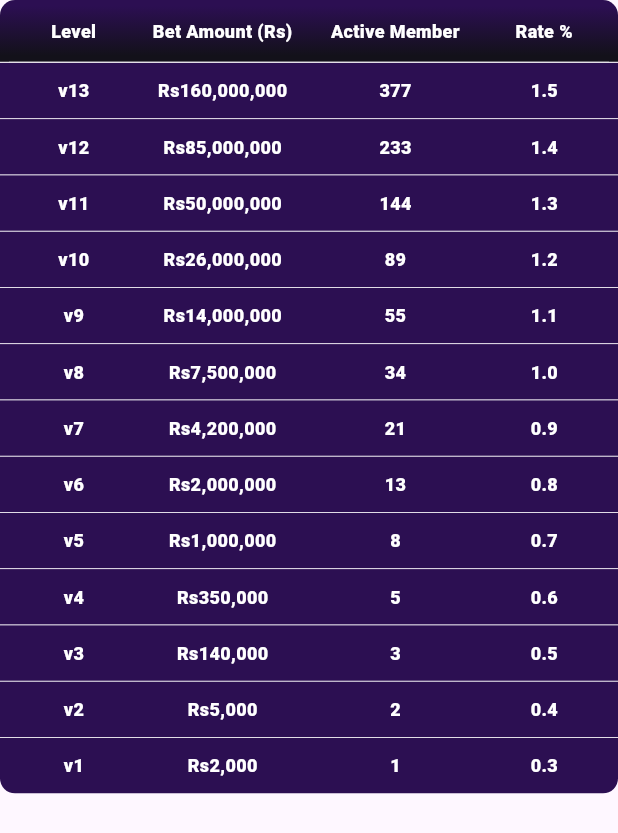
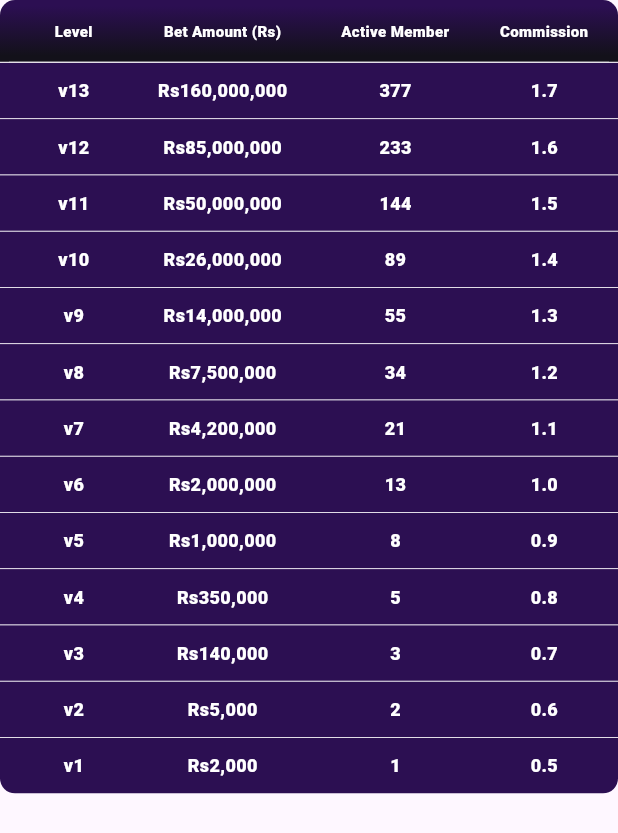
Before and after one commit to SuryavanshiAman/winspkr, a Flutter app: the AboutList widget shown alone on an empty page, opened directly, on a phone screen of 412 x 824 dp. Shown: the top 833 px of the screen. Run offline on Flutter 3.47's test engine with Material 3 defaults, Android fonts, the phone set to English and light mode, and no system bars; our stand-ins replace another_flushbar, carousel_slider, dio, file_picker, fluttertoast, image_picker and 6 more; missing offline and left inert: add_to_cart_animation, flame, flame_forge2d, flutter_flip_card, install_plugin; accounts and stored records are empty; network calls fail.

Commit message:
4 commit

```diff
--- a/lib/view/deposit/widgets/deposit.dart
+++ b/lib/view/deposit/widgets/deposit.dart
@@ -30,7 +30,8 @@ class _DepositState extends State<Deposit> {
   TextEditingController usdtRupeeCon = TextEditingController();
   List<int> amountList = [ 300, 500, 1000, 2000, 3000, 5000, 10000, 20000,50000];
   List<String> rechargeInstruction = [
-    'Minimum deposit: 10USDT , deposits less than 10USDT  will not be credited',
+    'You will get on First deposit 10% bonus after that on every deposit you will get 3% of every Deposit.'
+    // 'Minimum deposit: 10USDT , deposits less than 10USDT  will not be credited',
   ];
   List<int> usdtList = [
     10,
--- a/lib/view/earn_money/controller/earn_money_controller.dart
+++ b/lib/view/earn_money/controller/earn_money_controller.dart
@@ -20,27 +20,27 @@ class EarnMoneyController with ChangeNotifier {
 
   List<PeopleEarnModel> peopleEarnList = [
     PeopleEarnModel(
-        title: 'v13', subtitle: 'Rs160,000,000', amount: '377', bet: "1.5"),
+        title: 'v13', subtitle: 'Rs160,000,000', amount: '377', bet: "1.7"),
     PeopleEarnModel(
-        title: 'v12', subtitle: 'Rs85,000,000', amount: '233', bet: "1.4"),
+        title: 'v12', subtitle: 'Rs85,000,000', amount: '233', bet: "1.6"),
     PeopleEarnModel(
-        title: 'v11', subtitle: 'Rs50,000,000', amount: '144', bet: "1.3"),
+        title: 'v11', subtitle: 'Rs50,000,000', amount: '144', bet: "1.5"),
     PeopleEarnModel(
-        title: 'v10', subtitle: 'Rs26,000,000', amount: '89', bet: "1.2"),
+        title: 'v10', subtitle: 'Rs26,000,000', amount: '89', bet: "1.4"),
     PeopleEarnModel(
-        title: 'v9', subtitle: 'Rs14,000,000', amount: '55', bet: "1.1"),
+        title: 'v9', subtitle: 'Rs14,000,000', amount: '55', bet: "1.3"),
     PeopleEarnModel(
-        title: 'v8', subtitle: 'Rs7,500,000', amount: '34', bet: "1.0"),
+        title: 'v8', subtitle: 'Rs7,500,000', amount: '34', bet: "1.2"),
     PeopleEarnModel(
-        title: 'v7', subtitle: 'Rs4,200,000', amount: '21', bet: "0.9"),
+        title: 'v7', subtitle: 'Rs4,200,000', amount: '21', bet: "1.1"),
     PeopleEarnModel(
-        title: 'v6', subtitle: 'Rs2,000,000', amount: '13', bet: "0.8"),
+        title: 'v6', subtitle: 'Rs2,000,000', amount: '13', bet: "1.0"),
     PeopleEarnModel(
-        title: 'v5', subtitle: 'Rs1,000,000', amount: '8', bet: "0.7"),
-    PeopleEarnModel(title: 'v4', subtitle: 'Rs350,000', amount: '5', bet: "0.6"),
-    PeopleEarnModel(title: 'v3', subtitle: 'Rs140,000', amount: '3', bet: "0.5"),
-    PeopleEarnModel(title: 'v2', subtitle: 'Rs5,000', amount: '2', bet: "0.4"),
-    PeopleEarnModel(title: 'v1', subtitle: 'Rs2,000', amount: '1', bet: "0.3"),
+        title: 'v5', subtitle: 'Rs1,000,000', amount: '8', bet: "0.9"),
+    PeopleEarnModel(title: 'v4', subtitle: 'Rs350,000', amount: '5', bet: "0.8"),
+    PeopleEarnModel(title: 'v3', subtitle: 'Rs140,000', amount: '3', bet: "0.7"),
+    PeopleEarnModel(title: 'v2', subtitle: 'Rs5,000', amount: '2', bet: "0.6"),
+    PeopleEarnModel(title: 'v1', subtitle: 'Rs2,000', amount: '1', bet: "0.5"),
   ];
 
   List<String> aboutRuleList = [
--- a/lib/view/earn_money/widgets/about_list.dart
+++ b/lib/view/earn_money/widgets/about_list.dart
@@ -35,7 +35,7 @@ class _AboutListState extends State<AboutList> {
                     child: TextWidget(
                         title: 'Level',
                         color: Colors.white,
-                        fontSize: 12,
+                        fontSize: 10,
                         fontWeight: FontWeight.w900),
                   ),
                 ),
@@ -45,7 +45,7 @@ class _AboutListState extends State<AboutList> {
                     child: TextWidget(
                         title: 'Bet Amount (Rs)',
                         color: Colors.white,
-                        fontSize: 12,
+                        fontSize: 10,
                         fontWeight: FontWeight.w900),
                   ),
                 ),
@@ -55,7 +55,7 @@ class _AboutListState extends State<AboutList> {
                     child: TextWidget(
                         title: 'Active Member',
                         color: Colors.white,
-                        fontSize: 12,
+                        fontSize: 10,
                         fontWeight: FontWeight.w900),
                   ),
                 ),
@@ -63,9 +63,9 @@ class _AboutListState extends State<AboutList> {
                   width: width * 0.17,
                   child: const Center(
                     child: TextWidget(
-                        title: 'Rate %',
+                        title: 'Commission',
                         color: Colors.white,
-                        fontSize: 12,
+                        fontSize: 10,
                         fontWeight: FontWeight.w900),
                   ),
                 ),
--- a/lib/view_modal/subordinate_data_view_model.dart
+++ b/lib/view_modal/subordinate_data_view_model.dart
@@ -40,9 +40,12 @@ class SubordinateDataViewModel with ChangeNotifier {
 
   Future<void> subordinateTierApi(context, dynamic tierId,int status,
       {String date = "", String search = ""}) async {
+    print("aman");
     setLoading(true);
     UserViewModel userViewModal = UserViewModel();
     String? userId = await userViewModal.getUser();
+    print(userId);
+    print(tierId);
     Map data = {
       "id": userId,
       "tier": tierId,
--- a/pubspec.yaml
+++ b/pubspec.yaml
@@ -42,6 +42,7 @@ dependencies:
   flutter_flip_card:
   wakelock_plus:
   install_plugin: ^2.1.0
+  file_picker: ^6.1.1
 
 
   flutter:
```
Also changed, not shown: lib/res/image_picker.dart (added, +27 -0 lines), lib/view/deposit/widgets/withdraw.dart (+73 -1 lines), lib/view/new_pages_by_harsh/save_screen_shot.dart (+69 -20 lines), lib/view/promotion/widget/subordinate_data.dart (+12 -5 lines), pubspec.lock.
